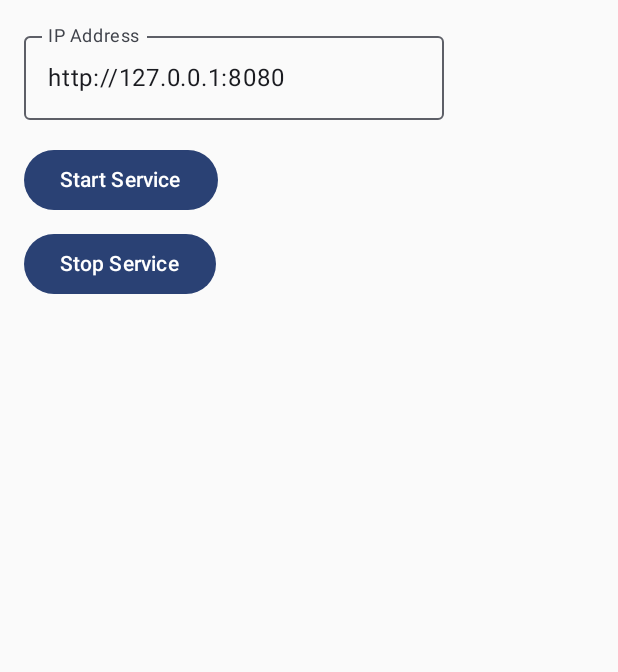
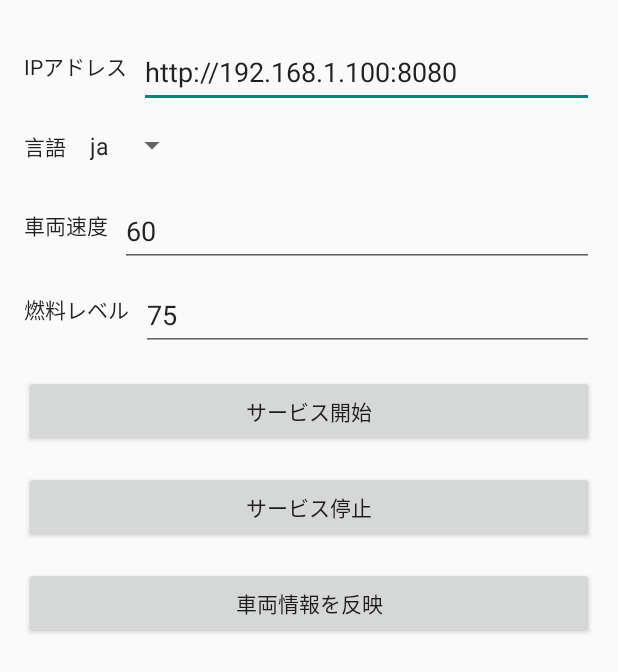
Before and after one commit to aRaikoFunakami/MyServiceApp, an Android app built with Jetpack Compose: the screen it shows after launch (MainActivity), on a phone screen of 412 x 824 dp. Shown: the top 672 px of the screen. Run offline under Robolectric (Android 15) with nearby library versions, the phone set to English and light mode, and no system bars.

Commit message:
Support car_info upload to LLM from Automotive

```diff
--- a/app/src/main/java/com/example/myserviceapp/MainActivity.kt
+++ b/app/src/main/java/com/example/myserviceapp/MainActivity.kt
@@ -8,24 +8,16 @@ import android.net.Uri
 import android.os.Bundle
 import android.provider.Settings
 import android.util.Log
+import android.widget.AdapterView
+import android.widget.Button
+import android.widget.EditText
+import android.widget.Spinner
 import android.widget.Toast
 import androidx.activity.ComponentActivity
-import androidx.activity.compose.setContent
 import androidx.activity.result.contract.ActivityResultContracts
-import androidx.compose.foundation.layout.Column
-import androidx.compose.foundation.layout.padding
-import androidx.compose.foundation.text.KeyboardOptions
-import androidx.compose.material3.Button
-import androidx.compose.material3.OutlinedTextField
-import androidx.compose.material3.Text
-import androidx.compose.runtime.mutableStateOf
-import androidx.compose.runtime.remember
-import androidx.compose.ui.Modifier
-import androidx.compose.ui.text.input.KeyboardType
-import androidx.compose.ui.unit.dp
-import androidx.core.app.ActivityCompat
 import androidx.core.content.ContextCompat
-import com.example.myserviceapp.ui.theme.MyServiceAppTheme
+import org.json.JSONObject
+
 
 class MainActivity : ComponentActivity() {
     private var TAG = MyService::class.java.simpleName
@@ -33,6 +25,7 @@ class MainActivity : ComponentActivity() {
     private lateinit var intentCarInfoService: Intent
     private var ipAddress = "http://127.0.0.1:8080" // IPアドレスのデフォルト値
     //private var ipAddress = "http://192.168.1.100:8080" // IPアドレスのデフォルト値
+    private lateinit var spinner : Spinner
 
     // 音声録音パーミッションのリクエストに使用するActivityResultLauncherを定義
     private val requestPermissionLauncher =
@@ -61,7 +54,18 @@ class MainActivity : ComponentActivity() {
     private fun checkAndStartService(ipAddress: String) {
         if (Settings.canDrawOverlays(this)) {
             intentService.putExtra("ip_address", ipAddress) // IPアドレスをIntentに追加
+            // 車両情報を設定
+            val carInfo = JSONObject()
+            val vehicleSpeed = findViewById<EditText>(R.id.vehicle_speed).text.toString()
+            val fuelLevel = findViewById<EditText>(R.id.fuel_level).text.toString()
+            val language = spinner.selectedItem.toString()
+            carInfo.put("vehicle_speed", vehicleSpeed)
+            carInfo.put("fuel_level", fuelLevel)
+            carInfo.put("language", language)
+            Log.d("CAR_INFO Client", carInfo.toString())
+            intentService.putExtra("car_info", carInfo.toString())
             startService(intentService)
+            // ダミーの車両情報表示Serviceを起動する
             intentCarInfoService.putExtra("action", "SHOW_OVERLAY")
             startService(intentCarInfoService)
         } else {
@@ -80,25 +84,22 @@ class MainActivity : ComponentActivity() {
         }
     }
 
+
     override fun onCreate(savedInstanceState: Bundle?) {
         super.onCreate(savedInstanceState)
+        setContentView(R.layout.activity_main) // XMLレイアウトを使用
+
+        // サービス用のIntentを作成
         intentService = Intent(application, MyService::class.java)
         intentCarInfoService = Intent(application, CarInfoService::class.java)
 
-        setContent {
-            val ipState = remember { mutableStateOf(ipAddress) }
+        // IPアドレスのEditTextから値を取得
+        val ipAddressEditText = findViewById<EditText>(R.id.ip_address)
 
-            MyServiceAppTheme {
-                Column(modifier = Modifier.padding(16.dp)) {
-                    OutlinedTextField(
-                        value = ipState.value,
-                        onValueChange = { ipState.value = it },
-                        label = { Text("IP Address") },
-                        singleLine = true,
-                        keyboardOptions = KeyboardOptions(keyboardType = KeyboardType.Uri), // UrlからUriに変更
-                        modifier = Modifier.padding(bottom = 16.dp) // ボタンとの間隔を広げる
-                    )
-                    Button(onClick = {
+        // サービス開始ボタンの設定
+        findViewById<Button>(R.id.start_service_button).setOnClickListener {
+            val ipAddress = ipAddressEditText.text.toString()
+
             // RECORD_AUDIO パーミッションの確認
             if (ContextCompat.checkSelfPermission(this@MainActivity, Manifest.permission.RECORD_AUDIO) == PackageManager.PERMISSION_GRANTED) {
                 checkAndStartService(ipAddress)
@@ -106,19 +107,47 @@ class MainActivity : ComponentActivity() {
                 // パーミッションがない場合、リクエスト
                 requestPermissionLauncher.launch(Manifest.permission.RECORD_AUDIO)
             }
-                    }) {
-                        Text("Start Service")
         }
 
-                    Button(onClick = {
-                        // サービスを停止
+        // サービス停止ボタンの設定
+        findViewById<Button>(R.id.stop_service_button).setOnClickListener {
             stopService(intentService)
             stopService(intentCarInfoService)
-                    }, modifier = Modifier.padding(top = 8.dp)) {
-                        Text("Stop Service")
+        }
+
+        // 車両情報の明示的なアップデートボタンの設定
+        findViewById<Button>(R.id.apply_car_info_button).setOnClickListener {
+            val carInfo = JSONObject()
+            // EditTextから入力された値を取得
+            val vehicleSpeed = findViewById<EditText>(R.id.vehicle_speed).text.toString()
+            val fuelLevel = findViewById<EditText>(R.id.fuel_level).text.toString()
+            val language = spinner.selectedItem.toString()
+
+            // 入力値をJSONObjectに追加
+            carInfo.put("vehicle_speed", vehicleSpeed)
+            carInfo.put("fuel_level", fuelLevel)
+            carInfo.put("language", language)
+            Log.d("CAR_INFO Client", carInfo.toString())
+            intentService.putExtra("action", "CAR_INFO")
+            intentService.putExtra("car_info", carInfo.toString())
+            startService(intentService)
+        }
+
+        spinner = findViewById<Spinner>(R.id.language)
+        spinner.onItemSelectedListener = object : AdapterView.OnItemSelectedListener {
+            override fun onItemSelected(
+                parent: AdapterView<*>,
+                view: android.view.View?,
+                position: Int,
+                id: Long
+            ) {
+                val selectedItem = parent.getItemAtPosition(position).toString()
+                Log.d("MainActivity", "Selected item: $selectedItem")
+            }
+
+            override fun onNothingSelected(parent: AdapterView<*>) {
+                // 選択されていない場合の処理
             }
         }
     }
 }
-    }
-}
--- /dev/null
+++ b/app/src/main/res/layout/activity_main.xml
@@ -0,0 +1,119 @@
+<?xml version="1.0" encoding="utf-8"?>
+<androidx.constraintlayout.widget.ConstraintLayout xmlns:android="http://schemas.android.com/apk/res/android"
+    xmlns:app="http://schemas.android.com/apk/res-auto"
+    xmlns:tools="http://schemas.android.com/tools"
+    android:layout_width="match_parent"
+    android:layout_height="match_parent"
+    android:padding="16dp">
+
+    <!-- IP Address Label -->
+    <TextView
+        android:id="@+id/label_ip_address"
+        style="@style/LabelStyle"
+        android:text="IPアドレス"
+        app:layout_constraintTop_toTopOf="parent"
+        app:layout_constraintBottom_toBottomOf="@id/ip_address"
+        app:layout_constraintEnd_toStartOf="@id/ip_address"
+        app:layout_constraintStart_toStartOf="parent"/>
+
+    <!-- IP Address Input Field -->
+    <EditText
+        android:id="@+id/ip_address"
+        style="@style/EditableTextStyle"
+        android:hint="http://192.168.1.100:8080"
+        android:text="http://192.168.1.100:8080"
+        android:inputType="textUri"
+        app:layout_constraintTop_toTopOf="parent"
+        app:layout_constraintStart_toEndOf="@id/label_ip_address"
+        app:layout_constraintEnd_toEndOf="parent"/>
+
+
+    <!-- Language Label -->
+    <TextView
+        android:id="@+id/label_language"
+        style="@style/LabelStyle"
+        android:text="言語"
+        app:layout_constraintTop_toBottomOf="@id/ip_address"
+        app:layout_constraintBottom_toBottomOf="@id/language"
+        app:layout_constraintStart_toStartOf="parent"/>
+
+    <!-- Language Input Field -->
+    <Spinner
+        android:id="@+id/language"
+        android:layout_width="wrap_content"
+        android:layout_height="50dp"
+        android:padding="8dp"
+        android:entries="@array/language_options"
+        app:layout_constraintTop_toBottomOf="@id/ip_address"
+        app:layout_constraintStart_toEndOf="@id/label_language"/>
+
+    <!-- Vehicle Speed Label -->
+    <TextView
+        android:id="@+id/label_vehicle_speed"
+        style="@style/LabelStyle"
+        android:text="車両速度"
+        app:layout_constraintTop_toBottomOf="@id/language"
+        app:layout_constraintBottom_toBottomOf="@id/vehicle_speed"
+        app:layout_constraintEnd_toStartOf="@id/vehicle_speed"
+        app:layout_constraintStart_toStartOf="parent"/>
+
+    <!-- Vehicle Speed Input Field -->
+    <EditText
+        android:id="@+id/vehicle_speed"
+        style="@style/EditableTextStyle"
+        android:hint="60"
+        android:text="60"
+        android:inputType="numberDecimal"
+        app:layout_constraintTop_toBottomOf="@id/language"
+        app:layout_constraintStart_toEndOf="@id/label_vehicle_speed"
+        app:layout_constraintEnd_toEndOf="parent"/>
+
+    <!-- Fuel Level Label -->
+    <TextView
+        android:id="@+id/label_fuel_level"
+        style="@style/LabelStyle"
+        android:text="燃料レベル"
+        app:layout_constraintTop_toBottomOf="@id/vehicle_speed"
+        app:layout_constraintBottom_toBottomOf="@id/fuel_level"
+        app:layout_constraintEnd_toStartOf="@id/fuel_level"
+        app:layout_constraintStart_toStartOf="parent"/>
+
+    <!-- Fuel Level Input Field -->
+    <EditText
+        android:id="@+id/fuel_level"
+        style="@style/EditableTextStyle"
+        android:hint="75"
+        android:text="75"
+        android:inputType="number"
+        app:layout_constraintTop_toBottomOf="@id/vehicle_speed"
+        app:layout_constraintStart_toEndOf="@id/label_fuel_level"
+        app:layout_constraintEnd_toEndOf="parent"/>
+
+    <!-- Start Service Button -->
+    <Button
+        android:id="@+id/start_service_button"
+        style="@style/ButtonStyle"
+        android:text="サービス開始"
+        app:layout_constraintTop_toBottomOf="@id/fuel_level"
+        app:layout_constraintStart_toStartOf="parent"
+        app:layout_constraintEnd_toEndOf="parent"/>
+
+    <!-- Stop Service Button -->
+    <Button
+        android:id="@+id/stop_service_button"
+        style="@style/ButtonStyle"
+        android:text="サービス停止"
+        app:layout_constraintTop_toBottomOf="@id/start_service_button"
+        app:layout_constraintStart_toStartOf="parent"
+        app:layout_constraintEnd_toEndOf="parent"/>
+
+    <!-- Apply Car Info Button -->
+    <Button
+        android:id="@+id/apply_car_info_button"
+        style="@style/ButtonStyle"
+        android:text="車両情報を反映"
+        app:layout_constraintTop_toBottomOf="@id/stop_service_button"
+        app:layout_constraintStart_toStartOf="parent"
+        app:layout_constraintEnd_toEndOf="parent"/>
+
+</androidx.constraintlayout.widget.ConstraintLayout>
--- a/app/src/main/res/values/strings.xml
+++ b/app/src/main/res/values/strings.xml
@@ -1,3 +1,8 @@
 <resources>
     <string name="app_name">MyServiceApp</string>
+    <string-array name="language_options">
+        <!-- https://en.wikipedia.org/wiki/List_of_ISO_639_language_codes -->
+        <item>ja</item>
+        <item>en</item>
+    </string-array>
 </resources>
--- /dev/null
+++ b/app/src/main/res/values/styles.xml
@@ -0,0 +1,22 @@
+<resources>
+    <style name="LabelStyle" parent="TextAppearance.AppCompat">
+        <item name="android:gravity">end</item>
+        <item name="android:layout_width">wrap_content</item>
+        <item name="android:layout_height">wrap_content</item>
+        <item name="android:layout_marginEnd">8dp</item>
+    </style>
+
+    <style name="EditableTextStyle" parent="Widget.AppCompat.EditText">
+        <item name="android:layout_width">0dp</item>
+        <item name="android:layout_height">wrap_content</item>
+        <item name="android:minHeight">48dp</item>
+        <item name="android:inputType">text</item>
+        <item name="android:layout_marginTop">8dp</item>
+    </style>
+
+    <style name="ButtonStyle" parent="Widget.AppCompat.Button">
+        <item name="android:layout_width">0dp</item>
+        <item name="android:layout_height">wrap_content</item>
+        <item name="android:layout_marginTop">16dp</item>
+    </style>
+</resources>
--- a/build.gradle.kts
+++ b/build.gradle.kts
@@ -1,5 +1,5 @@
 // Top-level build file where you can add configuration options common to all sub-projects/modules.
 plugins {
-    id("com.android.application") version "8.3.2" apply false
+    id("com.android.application") version "8.4.0" apply false
     id("org.jetbrains.kotlin.android") version "1.9.0" apply false
 }
```
Also changed, not shown: app/src/main/java/com/example/myserviceapp/MyService.kt (+112 -28 lines), gradle/wrapper/gradle-wrapper.properties. Lines whose indentation alone changed are shown as unchanged.
